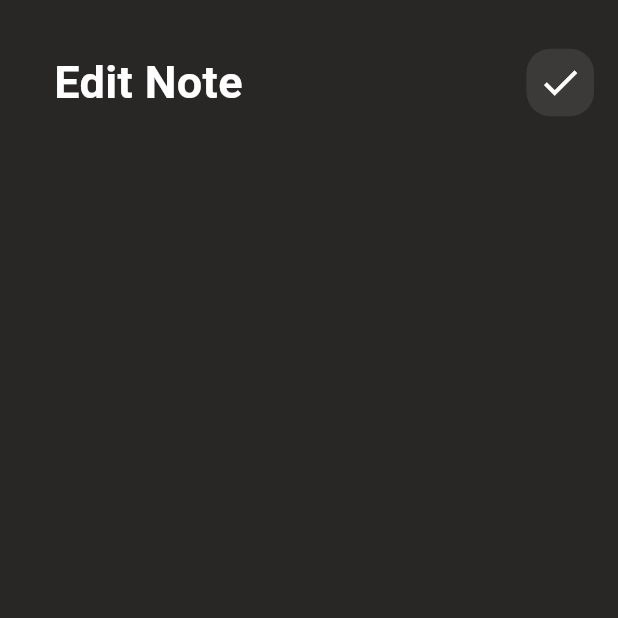
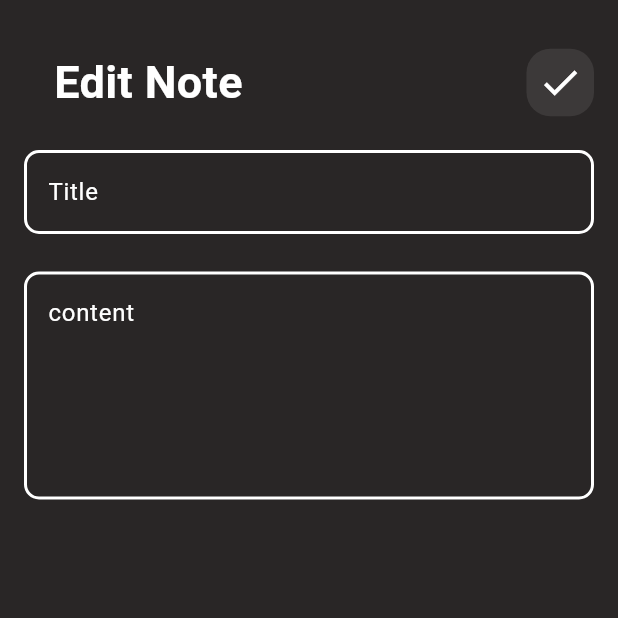
Before and after one commit to Mohandshraf/NotesApp2, a Flutter app: the EditNoteView screen opened directly, on a phone screen of 412 x 824 dp, the top half of it. Run offline on Flutter 3.47's test engine with Material 3 defaults, Android fonts, the phone set to English and light mode, and no system bars; our stand-ins replace device_preview.

Commit message:
Update EditNoteViewBody to include CustomTextField for title and content input

```diff
--- a/lib/views/widgets/edit_note_view_body.dart
+++ b/lib/views/widgets/edit_note_view_body.dart
@@ -1,5 +1,6 @@
 import 'package:flutter/material.dart';
 import 'package:notesapp/views/widgets/custom_app_bar.dart';
+import 'package:notesapp/views/widgets/custom_text_field.dart';
 
 class EditNoteViewBody extends StatelessWidget {
   const EditNoteViewBody({super.key});
@@ -13,6 +14,9 @@ class EditNoteViewBody extends StatelessWidget {
         children: [
           SizedBox(height: 10, width: 20),
           CustomAppBar(title: "Edit Note", icon: Icons.check),
+          CustomTextField(hint: "Title"),
+          SizedBox(height: 25),
+          CustomTextField(hint: "content", maxLines: 5),
         ],
       ),
     );
```
